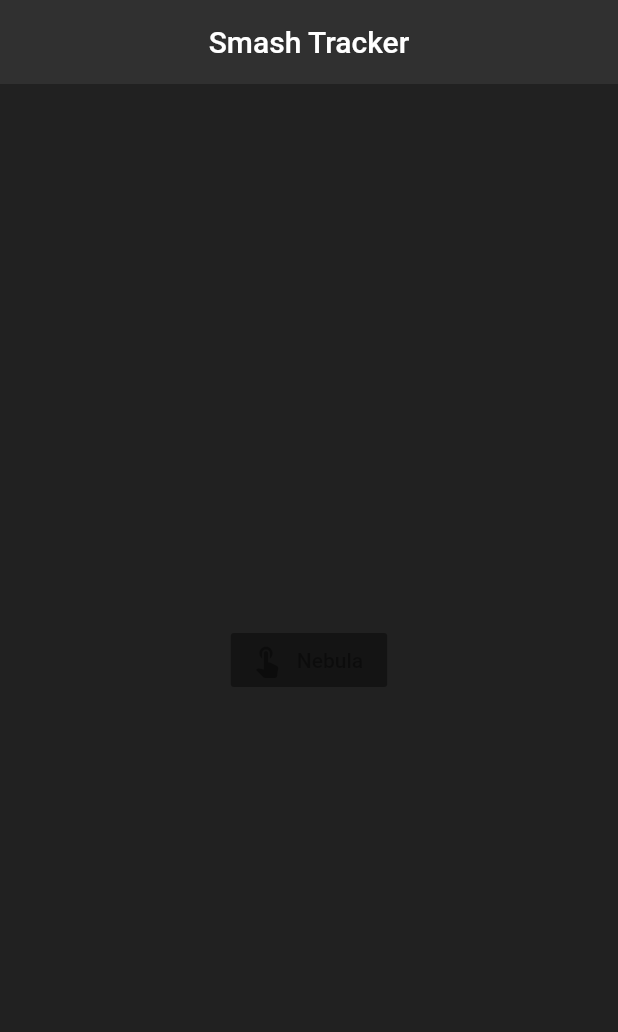
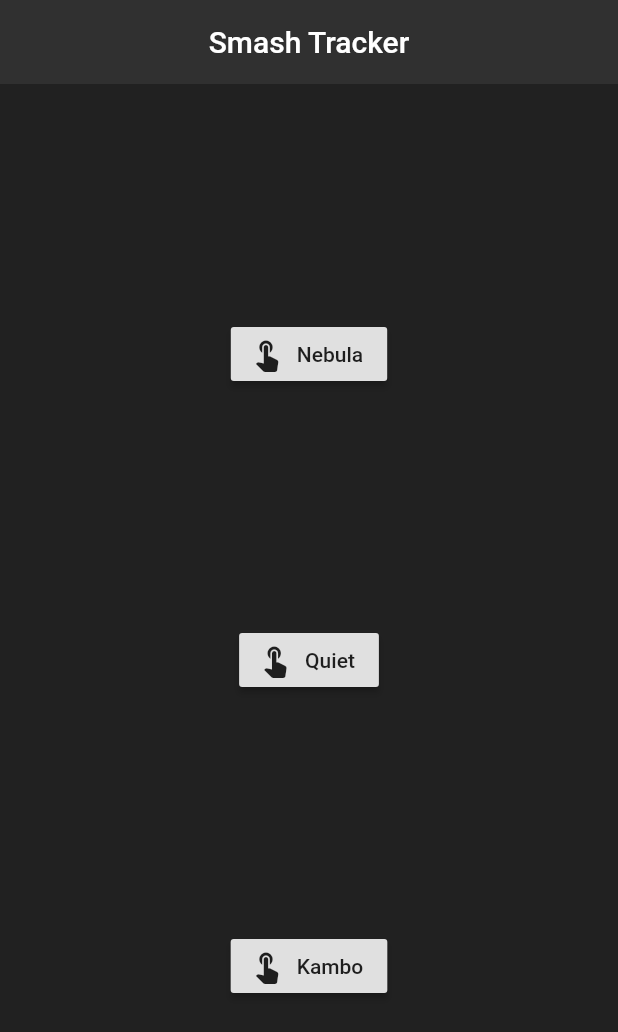
Before and after one commit to aking618/smash_tracker, a Flutter app: the screen it shows after launch, on a phone screen of 412 x 824 dp. Shown: the top 1032 px of the screen. Run offline on Flutter 3.47's test engine with Material 2 defaults, Android fonts, the phone set to English and light mode, and no system bars; our stand-ins replace flutter_spinkit.

Commit message:
Created File structure and reusable classes

```diff
--- a/lib/models/player_model.dart
+++ b/lib/models/player_model.dart
@@ -1,7 +1,7 @@
 class Player {
   String playerId;
   String playerSetCount;
-  List<String> playerChars;
+  Characters playerChars;
   String playerNotes;
 
   Player ({
@@ -12,14 +12,26 @@ class Player {
   });
 
   factory Player.fromJson(Map<String, dynamic> parsedJson) {
-    var charsFromPlayer = parsedJson['characters'];
-    List<String> charsList = charsFromPlayer.cast<String>();
     return Player (
         playerId: parsedJson['id'],
         playerSetCount: parsedJson['setCount'],
-        playerChars: charsList,
+        playerChars: Characters.fromJson(parsedJson['characters']),
         playerNotes: parsedJson['notes']
     );
   }
 
 }
+
+class Characters {
+  String char1;
+  String char2;
+
+  Characters({this.char1, this.char2});
+
+  factory Characters.fromJson(Map<String, dynamic> parsedJson) {
+    return new Characters(
+      char1: parsedJson['char1'],
+      char2: parsedJson['char2']
+    );
+  }
+}
--- a/lib/pages/home.dart
+++ b/lib/pages/home.dart
@@ -10,19 +10,22 @@ class Home extends StatefulWidget {
 
 class _HomeState extends State<Home> {
 
-  List<Player> players;
+  //List<Player> players;
 
    void loadPlayerCard (String playerName) async {
+    print('before getPlayer');
     Player player = await getPlayer(playerName);
-    players.add(player);
+    print("after getPlayer");
+    print(player.playerId);
+    //players.add(player);
 
     Navigator.pushNamed(context, '/playerCard', arguments: player);
   }
 
-//  @override
-//  void initState() {
-//    super.initState();
-//  }
+  @override
+  void initState() {
+    super.initState();
+  }
 
   @override
   Widget build(BuildContext context) {
@@ -35,10 +38,25 @@ class _HomeState extends State<Home> {
         elevation: 0,
       ),
       body: Center(
-        child: RaisedButton.icon(
-            onPressed: loadPlayerCard('nebula'),
-            icon: Icon(Icons.touch_app),
-            label: Text('Nebula'),
+        child: Column(
+          mainAxisAlignment: MainAxisAlignment.spaceEvenly,
+          children: <Widget>[
+            RaisedButton.icon(
+                onPressed: ()async{loadPlayerCard('nebula');},
+                icon: Icon(Icons.touch_app),
+                label: Text('Nebula'),
+            ),
+            RaisedButton.icon(
+              onPressed: ()async{loadPlayerCard('quiet');},
+              icon: Icon(Icons.touch_app),
+              label: Text('Quiet'),
+            ),
+            RaisedButton.icon(
+              onPressed: ()async{loadPlayerCard('kambo');},
+              icon: Icon(Icons.touch_app),
+              label: Text('Kambo'),
+            ),
+          ],
         ),
       ),
     );
--- a/lib/pages/loading.dart
+++ b/lib/pages/loading.dart
@@ -10,7 +10,7 @@ class Loading extends StatefulWidget {
 class _LoadingState extends State<Loading> {
 
   void setupHomePage() async {
-    await print("I have loaded");
+    await Future.delayed(Duration(seconds: 2), (){});
     Navigator.pushReplacementNamed(context, '/home');
   }
 
@@ -25,9 +25,10 @@ class _LoadingState extends State<Loading> {
     return Scaffold(
       backgroundColor: Colors.grey[900],
       body: Center(
-        child: SpinKitFadingFour(
+        child: SpinKitRipple(
           color: Colors.white,
           size: 80.0,
+
         ),
       ),
     );
--- a/lib/services/player_services.dart
+++ b/lib/services/player_services.dart
@@ -16,6 +16,9 @@ Future loadPlayer (String playerName) async {
 }
 
 Future<Player> getPlayer(String playerName) async {
+  print('before loadPlayer');
   await loadPlayer(playerName);
+  print('after loadPlayer');
+  print(player.playerId);
   return player;
 }
```
Also changed, not shown: assets/kambo.json (added, +9 -0 lines), assets/nebula.json (added, +9 -0 lines), assets/quiet.json (added, +9 -0 lines), lib/pages/player_card.dart (+47 -20 lines), assets/dopamineSmall.png (deleted).
